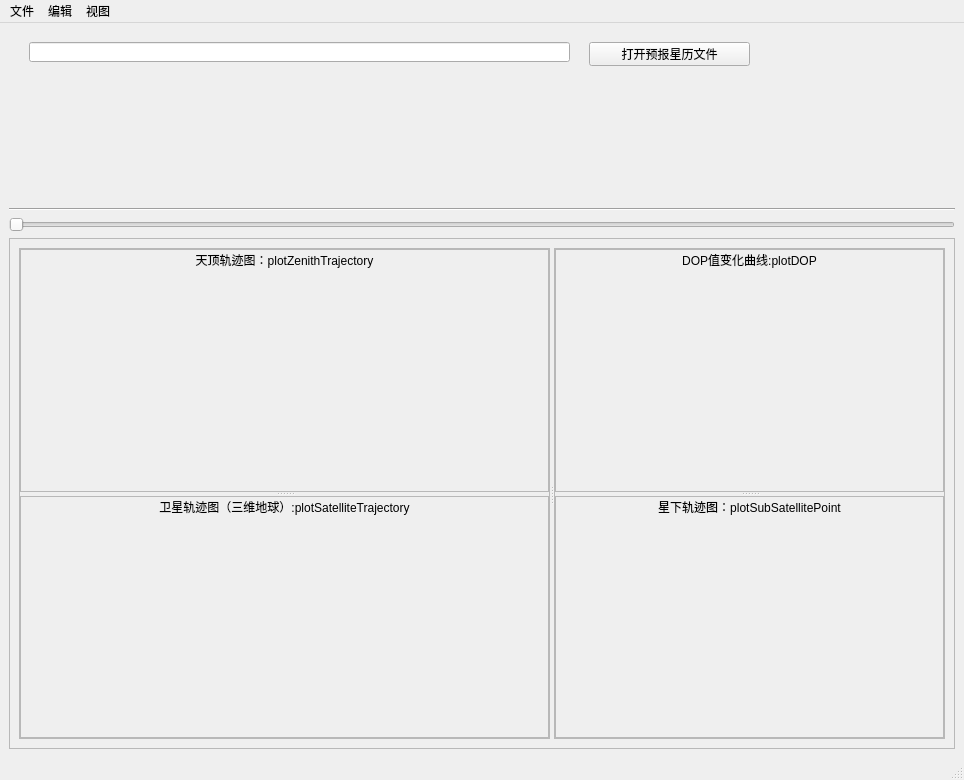
First picture: the form in mainwindow.ui, repository hail-linda/GNSS-Sat-Position, before the edit.
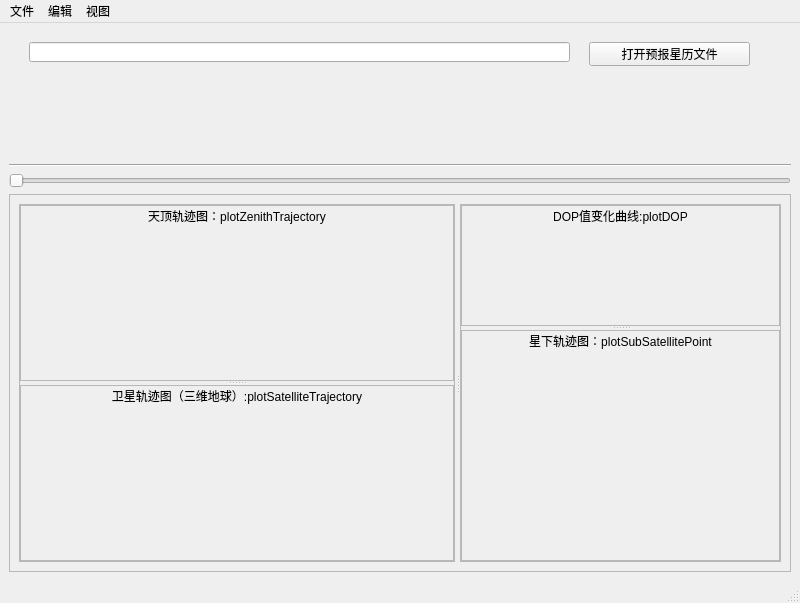
Second picture: the form after the edit.

Commit message: ui更新：星下点轨迹图

What changed in the file:
```diff
--- a/mainwindow.ui
+++ b/mainwindow.ui
@@ -6,8 +6,8 @@
    <rect>
     <x>0</x>
     <y>0</y>
-    <width>964</width>
-    <height>780</height>
+    <width>800</width>
+    <height>603</height>
    </rect>
   </property>
   <property name="minimumSize">
@@ -95,6 +95,9 @@
            <property name="orientation">
             <enum>Qt::Horizontal</enum>
            </property>
+           <property name="handleWidth">
+            <number>5</number>
+           </property>
            <widget class="QFrame" name="frame_3">
             <property name="frameShape">
              <enum>QFrame::StyledPanel</enum>
@@ -345,7 +348,9 @@
                     </widget>
                    </item>
                    <item>
-                    <widget class="QWidget" name="plotSubSatellitePoint" native="true"/>
+                    <widget class="QWidget" name="plotSubSatellitePoint" native="true">
+                     <layout class="QVBoxLayout" name="plotSubSatellitePointLayout"/>
+                    </widget>
                    </item>
                   </layout>
                  </item>
@@ -369,8 +374,8 @@
     <rect>
      <x>0</x>
      <y>0</y>
-     <width>964</width>
-     <height>23</height>
+     <width>800</width>
+     <height>22</height>
     </rect>
    </property>
    <widget class="QMenu" name="menu">
```
